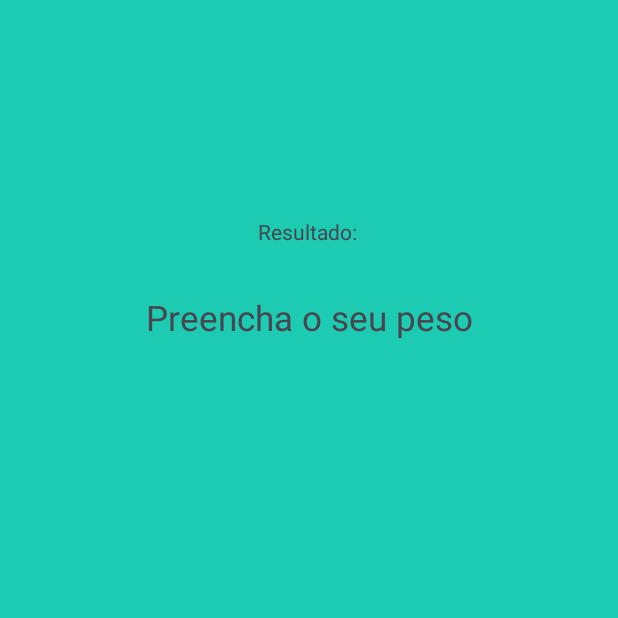
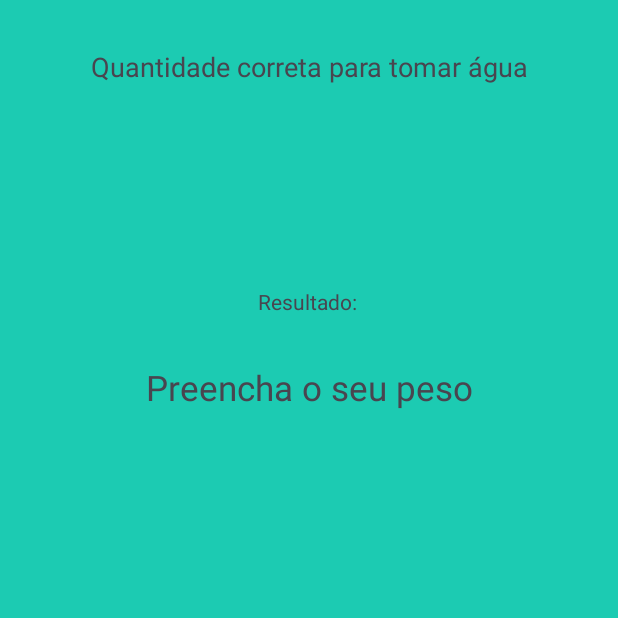
Before and after one commit to diasoficial/p6-CalculadoraIMC, an Android app: the ResultadoAguaActivity screen opened directly, with no data from a screen before it, on a phone screen of 412 x 824 dp, the top half of it. Run offline under Robolectric (Android 15) with nearby library versions, the phone set to English and light mode, and no system bars.

Commit message:
Adicionado um titulo

```diff
--- a/app/src/main/res/layout/activity_resultado_agua.xml
+++ b/app/src/main/res/layout/activity_resultado_agua.xml
@@ -34,7 +34,19 @@
         android:id="@+id/text_peso"
         android:layout_width="wrap_content"
         android:layout_height="wrap_content"
-        android:layout_marginTop="60dp"
+        android:layout_marginTop="50dp"
+        android:textSize="18sp"
+        app:layout_constraintEnd_toEndOf="parent"
+        app:layout_constraintHorizontal_bias="0.5"
+        app:layout_constraintStart_toStartOf="parent"
+        app:layout_constraintTop_toBottomOf="@+id/textView3" />
+
+    <TextView
+        android:id="@+id/textView3"
+        android:layout_width="wrap_content"
+        android:layout_height="wrap_content"
+        android:layout_marginTop="32dp"
+        android:text="Quantidade correta para tomar água"
         android:textSize="18sp"
         app:layout_constraintEnd_toEndOf="parent"
         app:layout_constraintHorizontal_bias="0.5"
```
